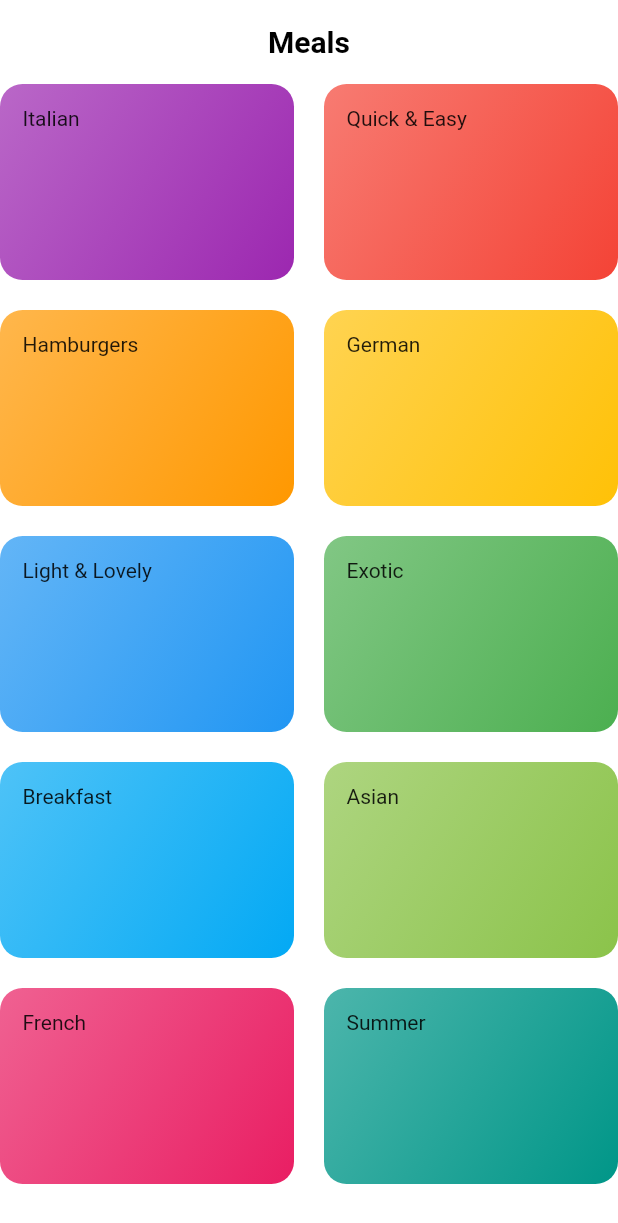
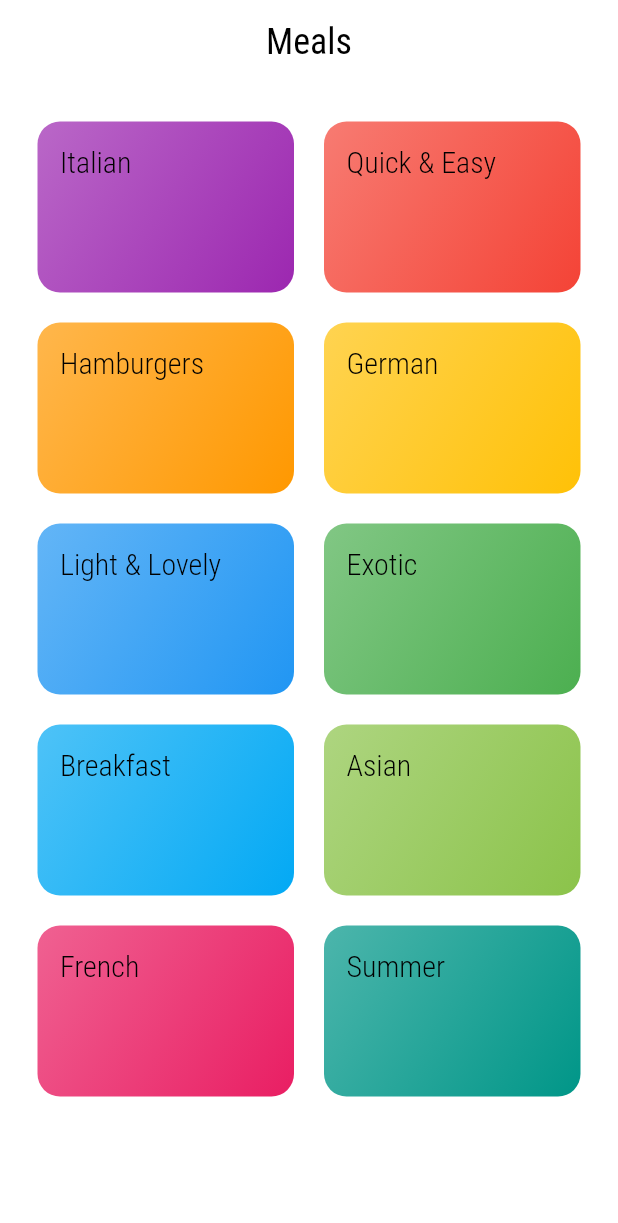
Before and after one commit to zawmorntwan/Meals, a Flutter app: the screen it shows after launch, on a phone screen of 412 x 824 dp. Shown: the top 1223 px of the screen. Run offline on Flutter 3.47's test engine with Material 2 defaults, Android fonts, the phone set to English and light mode, and no system bars.

Commit message:
update some theme

```diff
--- a/lib/components/category_item.dart
+++ b/lib/components/category_item.dart
@@ -19,9 +19,11 @@ class CategoryItem extends StatelessWidget {
           end: Alignment.bottomRight,
         ),
         borderRadius: BorderRadius.circular(15),
-
       ),
-      child: Text(title),
+      child: Text(
+        title,
+        style: Theme.of(context).textTheme.bodyLarge,
+      ),
     );
   }
 }
--- a/lib/screens/categories_screen.dart
+++ b/lib/screens/categories_screen.dart
@@ -1,5 +1,6 @@
 import 'package:flutter/cupertino.dart';
 import 'package:flutter/material.dart';
+import 'package:flutter/services.dart';
 import 'package:flutter/src/foundation/key.dart';
 import 'package:flutter/src/widgets/framework.dart';
 import 'package:meals/components/category_item.dart';
@@ -12,9 +13,14 @@ class CategoriesScreen extends StatelessWidget {
   Widget build(BuildContext context) {
     return Scaffold(
       appBar: AppBar(
-        title: const Text('Meals'),
+        title: Text(
+          'Meals',
+          style: Theme.of(context).textTheme.titleLarge,
+        ),
       ),
       body: GridView(
+        padding: const EdgeInsets.all(25),
+        physics: const BouncingScrollPhysics(),
         gridDelegate: const SliverGridDelegateWithMaxCrossAxisExtent(
           maxCrossAxisExtent: 200,
           childAspectRatio: 3 / 2,
--- a/lib/theme.dart
+++ b/lib/theme.dart
@@ -5,7 +5,6 @@ import 'constance.dart';
 ThemeData getTheme() {
   return ThemeData(
     primaryColor: primaryColor,
-
     scaffoldBackgroundColor: primaryColor,
 
     // App Bar
@@ -13,12 +12,47 @@ ThemeData getTheme() {
       backgroundColor: primaryColor,
       centerTitle: true,
       elevation: 0,
-      titleTextStyle: const TextStyle(
+    ),
+
+    textTheme: const TextTheme(
+      titleLarge: TextStyle(
         color: Colors.black,
-        fontWeight: FontWeight.w600,
-        fontSize: 20,
+        fontSize: 24.0,
+        fontWeight: FontWeight.w500,
+        fontFamily: 'RobotoCondensed',
+      ),
+      bodyLarge: TextStyle(
+        color: Colors.black,
+        fontSize: 20.0,
+        fontWeight: FontWeight.w200,
+        fontFamily: 'RobotoCondensed',
+      ),
+      bodyMedium: TextStyle(
+        color: Colors.black,
+        fontSize: 16.0,
+        fontWeight: FontWeight.w200,
+        fontFamily: 'RobotoCondensed',
       ),
     ),
-
   );
 }
+
+// ThemeData getTheme() {
+//   return ThemeData(
+//     colorScheme: ColorScheme.fromSwatch(primarySwatch: Colors.pink).copyWith(secondary: Colors.amber),
+//     canvasColor: const Color.fromARGB(255, 254, 229, 1),
+//     fontFamily: 'Raleway',
+//     textTheme: ThemeData.light().textTheme.copyWith(
+//           // bodyText1: const TextStyle(
+//           //   color: Color.fromARGB(20, 51, 51, 1),
+//           // ),
+//           // bodyText2: const TextStyle(
+//           //   color: Color.fromARGB(20, 51, 51, 1),
+//           // ),
+//           titleLarge: const TextStyle(
+//             fontSize: 24.0,
+//             fontFamily: 'RobotoCondensed',
+//           ),
+//         ),
+//   );
+// }
```
Also changed, not shown: pubspec.yaml (+18 -12 lines), assets/fonts/Raleway-Black.ttf (added), assets/fonts/Raleway-Bold.ttf (added), assets/fonts/Raleway-Regular.ttf (added), assets/fonts/RobotoCondensed-Bold.ttf (added), assets/fonts/RobotoCondensed-Italic.ttf (added), assets/fonts/RobotoCondensed-Light.ttf (added), assets/fonts/RobotoCondensed-Regular.ttf (added).
